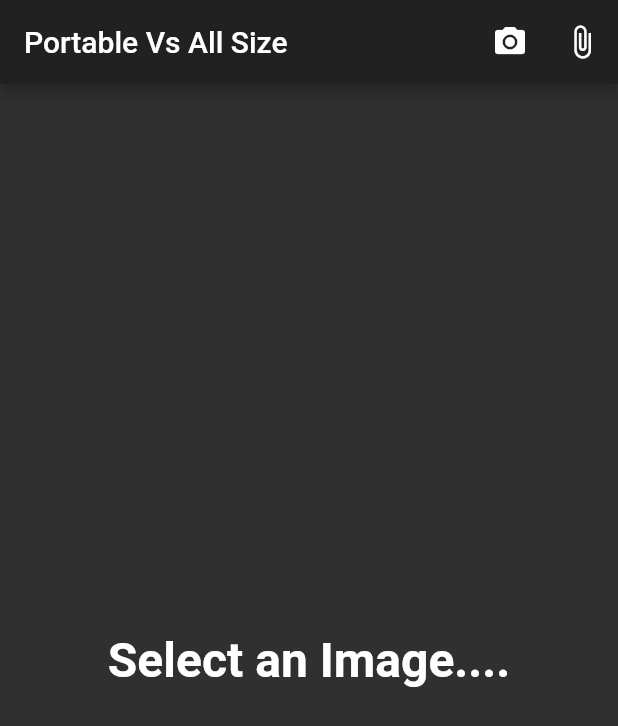
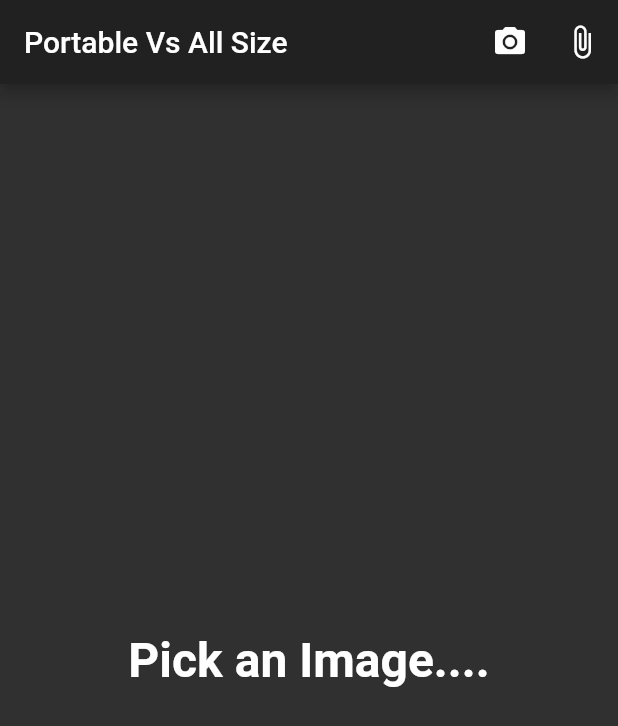
Before and after one commit to tagasimon/Chairs-Classifier-Flutter, a Flutter app: the screen it shows after launch, on a phone screen of 412 x 824 dp. Shown: the top 726 px of the screen. Run offline on Flutter 3.47's test engine with Material 2 defaults, Android fonts, the phone set to English and light mode, and no system bars; drawn by our look-alikes of animated_text_kit; our stand-ins replace image_picker; missing offline and left inert: tflite.

Commit message:
update on readme

```diff
--- a/lib/home.dart
+++ b/lib/home.dart
@@ -88,7 +88,7 @@ class _HomeScreenState extends State<HomeScreen> {
               ? AnimatedTextKit(
                   animatedTexts: [
                     TypewriterAnimatedText(
-                      'Select an Image....',
+                      'Pick an Image....',
                       textStyle: const TextStyle(
                         fontSize: 32.0,
                         fontWeight: FontWeight.bold,
```
Also changed, not shown: 1 other file.
